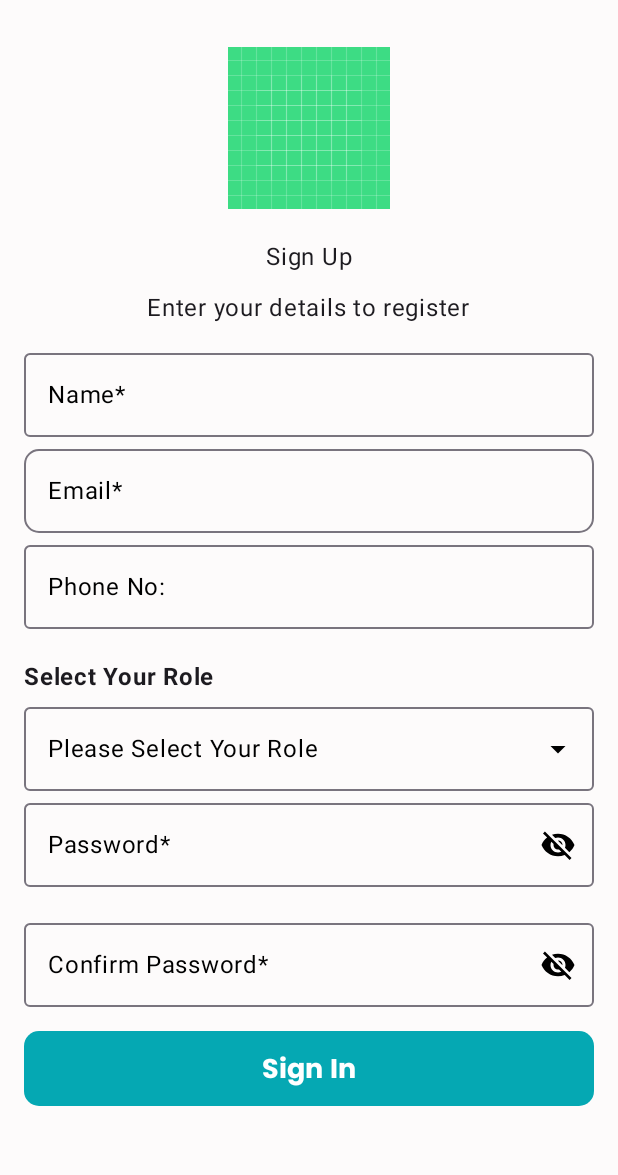
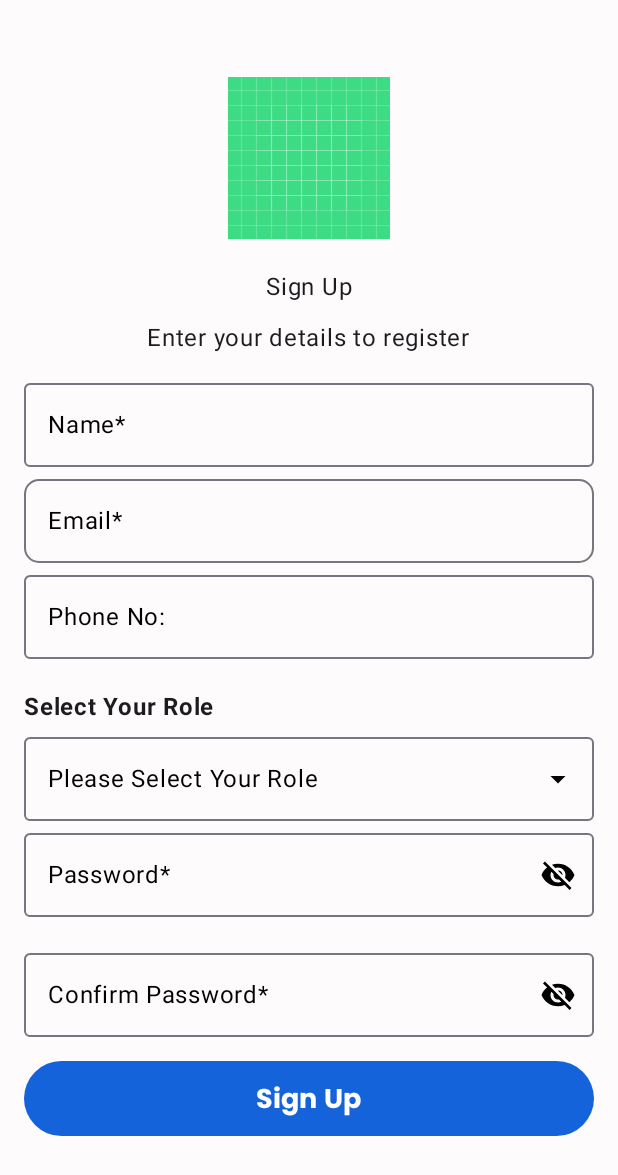
Before and after one commit to solutionsaint/auth-module, an Android app built with Jetpack Compose: the SignUpScreen screen opened through its navigation route, on a phone screen of 412 x 824 dp. Shown: the top 1175 px of the screen. Run offline under Robolectric (Android 15) with nearby library versions, the phone set to English and light mode, and no system bars; our stand-ins replace Dagger/Hilt's generated code, accompanist.

```diff
--- a/app/src/main/java/com/techlambda/onlineeducation/navigation/AppNavigation.kt
+++ b/app/src/main/java/com/techlambda/onlineeducation/navigation/AppNavigation.kt
@@ -56,9 +56,6 @@ fun AppNavHost(modifier: Modifier) {
         }
         composable<AppNavigation.AddLayoutDraw> {
             BlueprintDrawer()
-        }
-        composable<AppNavigation.VerifyOtpScreen> {
-
         }
         composable<AppNavigation.MyCourse> {}
         composable<AppNavigation.CourseDetailsScreen> {}
--- a/app/src/main/java/com/techlambda/onlineeducation/ui/signUp/SignUpScreen.kt
+++ b/app/src/main/java/com/techlambda/onlineeducation/ui/signUp/SignUpScreen.kt
@@ -20,7 +20,6 @@ import androidx.compose.material.icons.filled.Close
 import androidx.compose.material.icons.filled.Visibility
 import androidx.compose.material.icons.filled.VisibilityOff
 import androidx.compose.material3.Button
-import androidx.compose.material3.ButtonDefaults
 import androidx.compose.material3.DropdownMenuItem
 import androidx.compose.material3.ExperimentalMaterial3Api
 import androidx.compose.material3.ExposedDropdownMenuBox
@@ -77,6 +76,7 @@ fun SignUpScreen(viewModel: SignUpViewModel = hiltViewModel()) {
             .fillMaxSize()
             .imePadding()
             .padding(16.dp)
+            .padding(top = 20.dp)
             .verticalScroll(rememberScrollState())
 
     ) {
@@ -251,14 +251,10 @@ fun SignUpScreen(viewModel: SignUpViewModel = hiltViewModel()) {
             modifier = Modifier
                 .fillMaxWidth()
                 .height(50.dp),
-            colors = ButtonDefaults.buttonColors(
-                contentColor = Color.White,
-                containerColor = Color(0XFF05A8B3)
-            ), shape = RoundedCornerShape(10.dp),
             contentPadding = PaddingValues(10.dp)
         ) {
             Text(
-                text = "Sign In",
+                text = "Sign Up",
 
                 fontWeight = FontWeight(600),
                 fontFamily = FontFamily(Font(R.font.poppins_bold)),
--- a/app/src/main/java/com/techlambda/onlineeducation/ui/signUp/verifyOtp/OtpViewModel.kt
+++ b/app/src/main/java/com/techlambda/onlineeducation/ui/signUp/verifyOtp/OtpViewModel.kt
@@ -68,6 +68,6 @@ data class OtpUiState(
 
 sealed class OtpUiEvent {
     data class OtpChanged(val otp: String) : OtpUiEvent()
-    object VerifyOtp : OtpUiEvent()
-    object ResendOtp : OtpUiEvent()
+    data object VerifyOtp : OtpUiEvent()
+    data object ResendOtp : OtpUiEvent()
 }
```
Also changed, not shown: app/src/main/java/com/techlambda/onlineeducation/ui/signUp/verifyOtp/VierifyOtpScreen.kt (+6 -2 lines).
